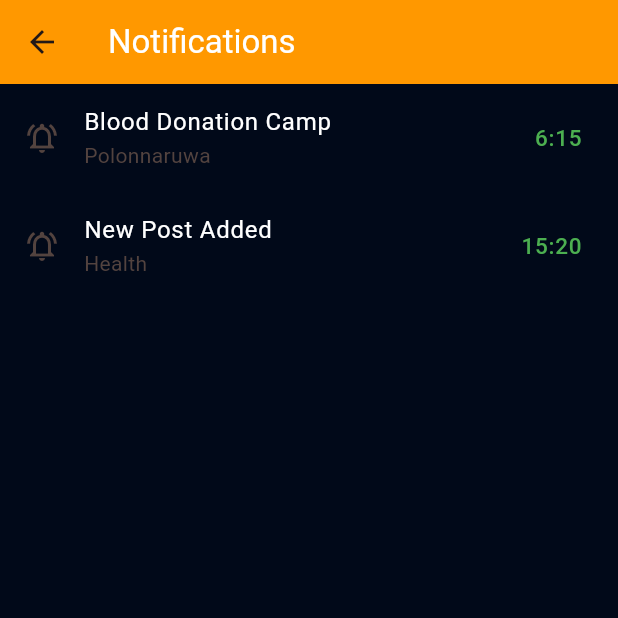
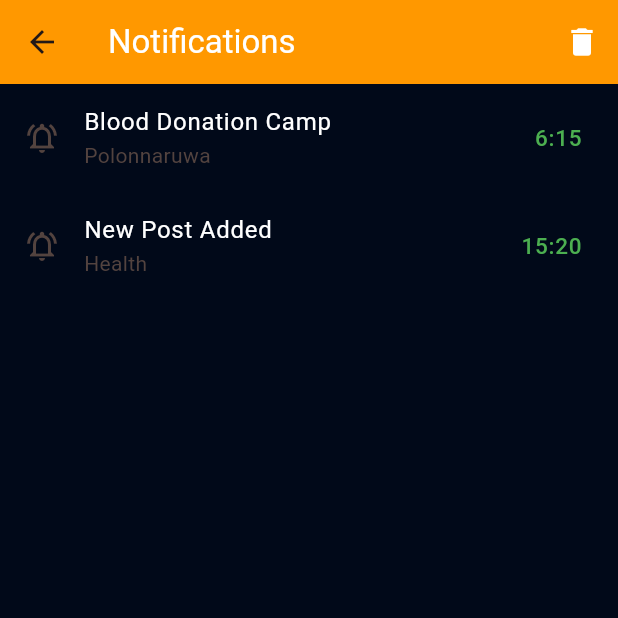
Before and after one commit to sachira-madhushan/bloodme, a Flutter app: the screen it shows after launch, item 3 of the bottom bar chosen, after a tap on "Notifications", on a phone screen of 412 x 824 dp, the top half of it. Run offline on Flutter 3.47's test engine with Material 3 defaults, Android fonts, the phone set to English and light mode, and no system bars; our stand-ins replace carousel_slider; network calls fail.

Commit message:
2024/03/28

```diff
--- a/lib/main.dart
+++ b/lib/main.dart
@@ -7,6 +7,7 @@
 import 'package:flutter/material.dart';
 
 void main() {
+
   runApp(const MyApp());
 }
 
@@ -15,6 +16,7 @@
   @override
   Widget build(BuildContext context) {
     return MaterialApp(
+      debugShowCheckedModeBanner: false,
       title: 'Flutter Demo',
       theme: ThemeData(
         colorScheme:
--- a/lib/screens/Profile.dart
+++ b/lib/screens/Profile.dart
@@ -21,20 +21,20 @@ class _ProfileState extends State<Profile> {
         children: [
           Positioned(
               top: 90,
-              left: 170,
+              left: 160,
               child: Column(
                 children: [Image.asset("assets/images/Logo.png")],
               )),
           Positioned(
               top: 180,
-              left: 45,
+              left: 22,
               child: Text(
                 "Your support means the world to us",
-                style: TextStyle(color: Colors.white70, fontSize: 20),
+                style: TextStyle(color: Colors.white70, fontSize: 18),
               )),
           Positioned(
             top: 220,
-            left: 140,
+            left: 125,
             child: ElevatedButton.icon(
                 onPressed: () {},
                 icon: Icon(Icons.handshake_outlined),
@@ -60,7 +60,7 @@ class _ProfileState extends State<Profile> {
                       ),
                       //doner name
                       Text(
-                        "Hello Doner !",
+                        "Hello John !",
                         style: TextStyle(color: Colors.orange, fontSize: 20),
                       ),
                     ],
--- a/lib/screens/donate.dart
+++ b/lib/screens/donate.dart
@@ -82,7 +82,7 @@ class _DonateState extends State<Donate> {
   final List<String> blood = ["AB-", "O+"];
   final List<String> city = ["Polonnaruwa", "Medirigiriya"];
 
-  @override
+@override
   Widget build(BuildContext context) {
     return Scaffold(
       // appBar: AppBar(
@@ -108,7 +108,7 @@ class _DonateState extends State<Donate> {
         ),
         child: Column(children: [
           Container(
-            height: 280,
+            height: 320,
             decoration: BoxDecoration(
                 color: Color.fromRGBO(26, 34, 48, 1),
                 borderRadius: BorderRadius.circular(20)),
@@ -116,10 +116,10 @@ class _DonateState extends State<Donate> {
               children: [
                 Row(children: [
                   Padding(
-                    padding: EdgeInsets.fromLTRB(40, 0, 0, 0),
+                    padding: EdgeInsets.fromLTRB(3, 0, 0, 0),
                     child: Positioned(
                       top: 0,
-                      left: 50,
+                      left: 0,
                       child: Text(
                         "Let's Find \nYour Doner!",
                         style: TextStyle(color: Colors.white, fontSize: 24),
@@ -129,14 +129,14 @@ class _DonateState extends State<Donate> {
                   ),
                   Positioned(
                       top: 0,
-                      left: 10,
+                      left: 0,
                       child: Image.asset("assets/images/Doc.png")),
                 ]),
                 Row(
                   children: [
                     DropdownButton(
                       dropdownColor: Color.fromRGBO(26, 34, 48, 1),
-                      padding: EdgeInsets.fromLTRB(10, 0, 0, 0),
+                      padding: EdgeInsets.fromLTRB(30, 0, 0, 0),
                       value: selectedValue,
                       onChanged: (value) {
                         setState(() {
@@ -156,7 +156,7 @@ class _DonateState extends State<Donate> {
                     ),
                     DropdownButton(
                       dropdownColor: Color.fromRGBO(26, 34, 48, 1),
-                      padding: EdgeInsets.fromLTRB(2, 0, 0, 0),
+                      padding: EdgeInsets.fromLTRB(0, 0, 0, 0),
                       value: selectedBlood,
                       onChanged: (value) {
                         setState(() {
@@ -174,16 +174,18 @@ class _DonateState extends State<Donate> {
                             ));
                       }).toList(),
                     ),
-                    Container(
-                        width: 100,
+                                      ],
+                ),
+                Container(
+                        width: 300,
                         decoration: BoxDecoration(
                             color: Colors.orange,
                             borderRadius: BorderRadius.circular(20)),
                         child: IconButton(
                             onPressed: () {}, icon: Icon(Icons.search)))
-                  ],
-                ),
+
               ],
+
             ),
           ),
           ListView.builder(
--- a/lib/screens/donerProfile.dart
+++ b/lib/screens/donerProfile.dart
@@ -8,6 +8,11 @@ class DonerProfile extends StatefulWidget {
 }
 
 class _DonerProfileState extends State<DonerProfile> {
+
+
+
+
+  //meke calls
   @override
   Widget build(BuildContext context) {
     return Scaffold(
@@ -20,7 +25,7 @@ class _DonerProfileState extends State<DonerProfile> {
                 Positioned(
                     child: Container(
                   width: 150,
-                  height: 200,
+                  height: 250,
                   decoration: BoxDecoration(
                       color: Color.fromRGBO(26, 34, 48, 1),
                       borderRadius: BorderRadius.only(
@@ -28,14 +33,14 @@ class _DonerProfileState extends State<DonerProfile> {
                           bottomRight: Radius.circular(100))),
                 )),
                 Positioned(
-                    top: 25,
-                    left: 40,
+                    top: 100,
+                    left: 35,
                     child: Text(
                       "Doner",
                       style: TextStyle(color: Colors.orange, fontSize: 25),
                     )),
                 Positioned(
-                    top: 80,
+                    top: 150,
                     left: 30,
                     child: CircleAvatar(
                       radius: 45,
@@ -201,7 +206,9 @@ class _DonerProfileState extends State<DonerProfile> {
           Padding(
             padding: const EdgeInsets.all(15.0),
             child: ElevatedButton(
-              onPressed: () {},
+              onPressed: () {
+
+              },
               child: Row(
                 mainAxisAlignment: MainAxisAlignment.center,
                 children: [
--- a/lib/screens/home.dart
+++ b/lib/screens/home.dart
@@ -4,6 +4,8 @@ import 'package:bloodme/screens/signin.dart';
 import 'package:bloodme/screens/Profile.dart';
 import "package:flutter/material.dart";
 import 'package:carousel_slider/carousel_slider.dart';
+import 'package:flutter/services.dart';
+
 
 class Home extends StatefulWidget {
   const Home({super.key});
@@ -13,6 +15,8 @@ class Home extends StatefulWidget {
 }
 
 class _HomeState extends State<Home> {
+
+
   final List<String> imageUrls = [
     'https://images.unsplash.com/photo-1615461066159-fea0960485d5?q=80&w=1916&auto=format&fit=crop&ixlib=rb-4.0.3&ixid=M3wxMjA3fDB8MHxwaG90by1wYWdlfHx8fGVufDB8fHx8fA%3D%3D',
     'https://images.unsplash.com/photo-1606206522398-de3bd05b1615?q=80&w=2070&auto=format&fit=crop&ixlib=rb-4.0.3&ixid=M3wxMjA3fDB8MHxwaG90by1wYWdlfHx8fGVufDB8fHx8fA%3D%3D',
@@ -33,6 +37,15 @@ class _HomeState extends State<Home> {
     "Subtitle 04"
   ];
   final List<String> postImages = ["", ""];
+
+  @override
+  void initState() {
+    SystemChrome.setEnabledSystemUIMode(
+      SystemUiMode.manual,
+      overlays: [],
+    );
+    super.initState();
+  }
   @override
   Widget build(BuildContext context) {
     return Scaffold(
@@ -60,7 +73,7 @@ class _HomeState extends State<Home> {
         child: Column(
           children: [
             Padding(
-              padding: EdgeInsets.fromLTRB(10, 20, 10, 0),
+              padding: EdgeInsets.fromLTRB(10, 10, 10, 0),
               child: Container(
                 // Change the color as needed
                 padding: EdgeInsets.all(16.0),
@@ -123,7 +136,10 @@ class _HomeState extends State<Home> {
                 items: imageUrls.map((url) {
                   return Builder(
                     builder: (BuildContext context) {
-                      return Container(
+                      return GestureDetector(
+                        onTap: () {
+                        },
+                        child: Container(
                           width: MediaQuery.of(context).size.width,
                           margin: EdgeInsets.symmetric(horizontal: 1.0),
                           decoration: BoxDecoration(
@@ -141,6 +157,7 @@ class _HomeState extends State<Home> {
                                   offset: Offset(0, 0),
                                   blurRadius: 5)
                             ],
+                          ),
                         ),
                       );
                     },
--- a/lib/screens/notifications.dart
+++ b/lib/screens/notifications.dart
@@ -22,6 +22,8 @@ class _NotificationsState extends State<Notifications> {
           "Notifications",
           style: TextStyle(color: Colors.white),
         ),
+
+        actions: [IconButton(onPressed: (){}, icon: Icon(Icons.delete,color: Colors.white,))],
         backgroundColor: Colors.orange,
       ),
       body: ListView.builder(
--- a/lib/screens/signin2.dart
+++ b/lib/screens/signin2.dart
@@ -111,7 +111,7 @@ class _SigninState2 extends State<Signin2> {
                             child: ElevatedButton(
                               onPressed: () {},
                               child: Text(
-                                "Login",
+                                "Sign Up",
                                 style: TextStyle(color: Colors.white),
                               ),
                               style: ElevatedButton.styleFrom(
--- a/pubspec.yaml
+++ b/pubspec.yaml
@@ -36,6 +36,7 @@ dependencies:
   # Use with the CupertinoIcons class for iOS style icons.
   cupertino_icons: ^1.0.2
   carousel_slider: ^4.2.1
+
 dev_dependencies:
   flutter_test:
     sdk: flutter
```
Also changed, not shown: 1 other file. Lines whose indentation alone changed are shown as unchanged.
